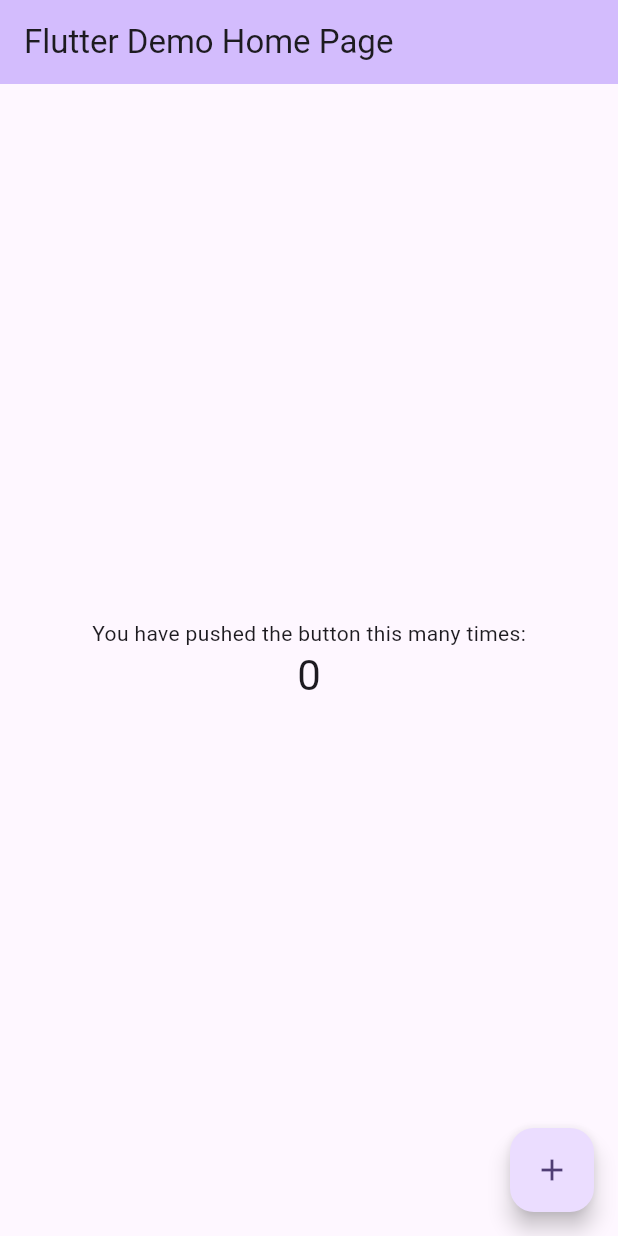
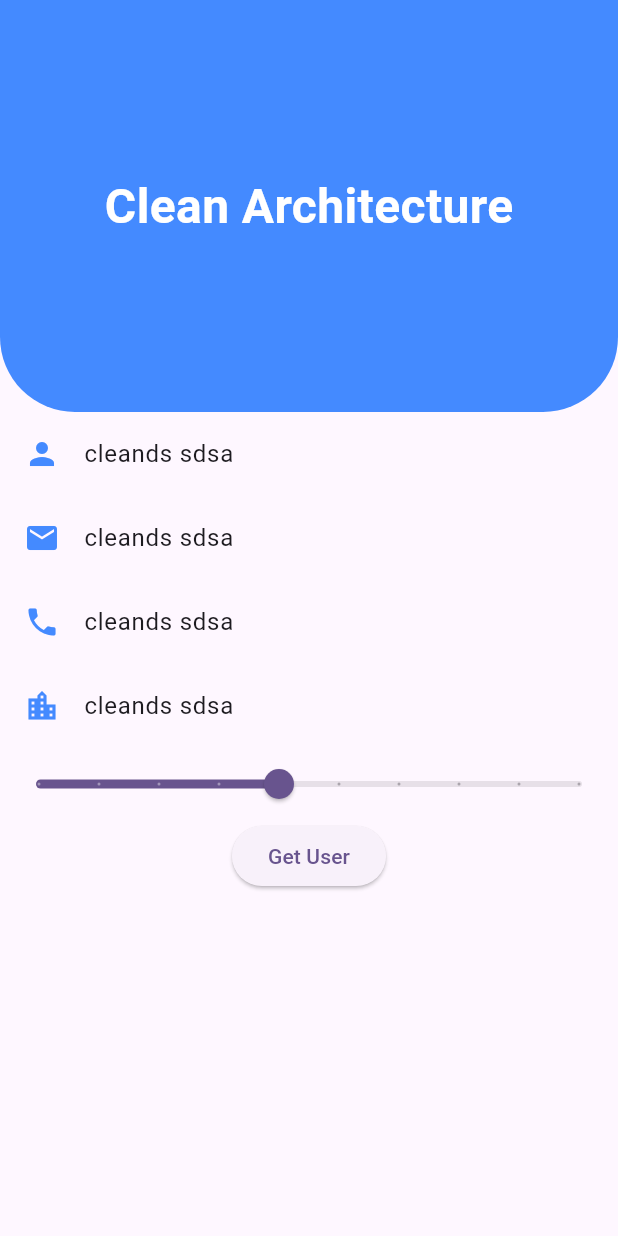
Before and after one commit to ebrahimesmail11/clean_architecture, a Flutter app: the screen it shows after launch, on a phone screen of 412 x 824 dp. Run offline on Flutter 3.47's test engine with Material 3 defaults, Android fonts, the phone set to English and light mode, and no system bars; our stand-ins replace dio, flutter_secure_storage, freezed_annotation, shared_preferences; missing offline and left inert: data_connection_checker_tv.

Commit message:
feat: Implement user feature with clean architecture - Add UserRepoImpl with caching and offline handling. - Add remote and local data sources for user data.

```diff
--- /dev/null
+++ b/lib/features/user/presentation/ui/user_screen.dart
@@ -0,0 +1,21 @@
+import 'package:clean_architecture/features/user/presentation/ui/widgets/custom_search_bar.dart';
+import 'package:clean_architecture/features/user/presentation/ui/widgets/landing_widget.dart';
+import 'package:clean_architecture/features/user/presentation/ui/widgets/user_data_widget.dart';
+import 'package:flutter/material.dart';
+
+class UserScreen extends StatelessWidget {
+  const UserScreen({super.key});
+
+  @override
+  Widget build(BuildContext context) {
+    return  Scaffold(
+      body: ListView(
+        children: [
+          LandingWidget(),
+          UserDataWidget(),
+          CustomSearchBar(),
+        ],
+      ),
+    );
+  }
+}
--- /dev/null
+++ b/lib/features/user/presentation/ui/widgets/custom_search_bar.dart
@@ -0,0 +1,32 @@
+import 'package:clean_architecture/features/user/presentation/ui/widgets/get_user_button.dart';
+import 'package:flutter/material.dart';
+
+class CustomSearchBar extends StatefulWidget {
+  const CustomSearchBar({super.key});
+
+  @override
+  State<CustomSearchBar> createState() => _CustomSearchBarState();
+}
+
+class _CustomSearchBarState extends State<CustomSearchBar> {
+  double id = 5;
+  @override
+  Widget build(BuildContext context) {
+    return Column(
+      children: [
+        Slider(
+          value: id,
+          onChanged: (p0) {
+            id = p0;
+            setState(() {});
+          },
+          min: 1,
+          max: 10,
+          divisions: 9,
+          label: "${id.toInt()}",
+        ),
+        GetUserButton(onPressed: (){}),
+      ],
+    );
+  }
+}
--- /dev/null
+++ b/lib/features/user/presentation/ui/widgets/get_user_button.dart
@@ -0,0 +1,18 @@
+import 'package:flutter/material.dart';
+
+class GetUserButton extends StatelessWidget {
+  const GetUserButton({required this.onPressed, super.key});
+final void Function()? onPressed;
+  @override
+  Widget build(BuildContext context) {
+    return  Padding(
+      padding: const EdgeInsets.symmetric(horizontal: 16.0),
+      child: ElevatedButton(
+        onPressed: onPressed,
+        child: const Text(
+          "Get User",
+        ),
+      ),
+    );
+  }
+}
--- /dev/null
+++ b/lib/features/user/presentation/ui/widgets/landing_widget.dart
@@ -0,0 +1,32 @@
+import 'package:flutter/material.dart';
+
+class LandingWidget extends StatelessWidget {
+  const LandingWidget({super.key});
+
+  @override
+  Widget build(BuildContext context) {
+    final size = MediaQuery.of(context).size;
+    final height = size.height / 3;
+    return Container(
+      width: size.width,
+      height: height,
+      decoration: const BoxDecoration(
+        color: Colors.blueAccent,
+        borderRadius: BorderRadiusDirectional.only(
+          bottomEnd: Radius.circular(50),
+          bottomStart: Radius.circular(50),
+        ),
+      ),
+      child: const Center(
+        child: Text(
+          'Clean Architecture',
+          style: TextStyle(
+            color: Colors.white,
+            fontSize: 32,
+            fontWeight: FontWeight.bold,
+          ),
+        ),
+      ),
+    );
+  }
+}
--- /dev/null
+++ b/lib/features/user/presentation/ui/widgets/user_data_widget.dart
@@ -0,0 +1,33 @@
+import 'package:flutter/material.dart';
+
+class UserDataWidget extends StatelessWidget {
+  const UserDataWidget({super.key});
+
+  @override
+  Widget build(BuildContext context) {
+    return const Column(
+      children: [
+        ListTile(
+          leading: Icon(Icons.person),
+          iconColor: Colors.blueAccent,
+          title: Text('cleands sdsa'),
+        ),
+        ListTile(
+          leading: const Icon(Icons.email),
+          iconColor: Colors.blueAccent,
+          title: Text('cleands sdsa'),
+        ),
+        ListTile(
+          leading: const Icon(Icons.phone),
+          iconColor: Colors.blueAccent,
+          title: Text('cleands sdsa'),
+        ),
+        ListTile(
+         leading: const Icon(Icons.location_city),
+          iconColor: Colors.blueAccent,
+          title: Text('cleands sdsa'),
+        ),
+      ],
+    );
+  }
+}
--- a/lib/main.dart
+++ b/lib/main.dart
@@ -1,125 +1,9 @@
+import 'package:clean_architecture/core/databases/cache/shared_preferences.dart';
+import 'package:clean_architecture/my_app.dart';
 import 'package:flutter/material.dart';
 
-void main() {
+void main()async {
+  WidgetsFlutterBinding.ensureInitialized();
+ await  SharedPref().instantiatePreferences();
   runApp(const MyApp());
 }
-
-class MyApp extends StatelessWidget {
-  const MyApp({super.key});
-
-  // This widget is the root of your application.
-  @override
-  Widget build(BuildContext context) {
-    return MaterialApp(
-      title: 'Flutter Demo',
-      theme: ThemeData(
-        // This is the theme of your application.
-        //
-        // TRY THIS: Try running your application with "flutter run". You'll see
-        // the application has a purple toolbar. Then, without quitting the app,
-        // try changing the seedColor in the colorScheme below to Colors.green
-        // and then invoke "hot reload" (save your changes or press the "hot
-        // reload" button in a Flutter-supported IDE, or press "r" if you used
-        // the command line to start the app).
-        //
-        // Notice that the counter didn't reset back to zero; the application
-        // state is not lost during the reload. To reset the state, use hot
-        // restart instead.
-        //
-        // This works for code too, not just values: Most code changes can be
-        // tested with just a hot reload.
-        colorScheme: ColorScheme.fromSeed(seedColor: Colors.deepPurple),
-        useMaterial3: true,
-      ),
-      home: const MyHomePage(title: 'Flutter Demo Home Page'),
-    );
-  }
-}
-
-class MyHomePage extends StatefulWidget {
-  const MyHomePage({super.key, required this.title});
-
-  // This widget is the home page of your application. It is stateful, meaning
-  // that it has a State object (defined below) that contains fields that affect
-  // how it looks.
-
-  // This class is the configuration for the state. It holds the values (in this
-  // case the title) provided by the parent (in this case the App widget) and
-  // used by the build method of the State. Fields in a Widget subclass are
-  // always marked "final".
-
-  final String title;
-
-  @override
-  State<MyHomePage> createState() => _MyHomePageState();
-}
-
-class _MyHomePageState extends State<MyHomePage> {
-  int _counter = 0;
-
-  void _incrementCounter() {
-    setState(() {
-      // This call to setState tells the Flutter framework that something has
-      // changed in this State, which causes it to rerun the build method below
-      // so that the display can reflect the updated values. If we changed
-      // _counter without calling setState(), then the build method would not be
-      // called again, and so nothing would appear to happen.
-      _counter++;
-    });
-  }
-
-  @override
-  Widget build(BuildContext context) {
-    // This method is rerun every time setState is called, for instance as done
-    // by the _incrementCounter method above.
-    //
-    // The Flutter framework has been optimized to make rerunning build methods
-    // fast, so that you can just rebuild anything that needs updating rather
-    // than having to individually change instances of widgets.
-    return Scaffold(
-      appBar: AppBar(
-        // TRY THIS: Try changing the color here to a specific color (to
-        // Colors.amber, perhaps?) and trigger a hot reload to see the AppBar
-        // change color while the other colors stay the same.
-        backgroundColor: Theme.of(context).colorScheme.inversePrimary,
-        // Here we take the value from the MyHomePage object that was created by
-        // the App.build method, and use it to set our appbar title.
-        title: Text(widget.title),
-      ),
-      body: Center(
-        // Center is a layout widget. It takes a single child and positions it
-        // in the middle of the parent.
-        child: Column(
-          // Column is also a layout widget. It takes a list of children and
-          // arranges them vertically. By default, it sizes itself to fit its
-          // children horizontally, and tries to be as tall as its parent.
-          //
-          // Column has various properties to control how it sizes itself and
-          // how it positions its children. Here we use mainAxisAlignment to
-          // center the children vertically; the main axis here is the vertical
-          // axis because Columns are vertical (the cross axis would be
-          // horizontal).
-          //
-          // TRY THIS: Invoke "debug painting" (choose the "Toggle Debug Paint"
-          // action in the IDE, or press "p" in the console), to see the
-          // wireframe for each widget.
-          mainAxisAlignment: MainAxisAlignment.center,
-          children: <Widget>[
-            const Text(
-              'You have pushed the button this many times:',
-            ),
-            Text(
-              '$_counter',
-              style: Theme.of(context).textTheme.headlineMedium,
-            ),
-          ],
-        ),
-      ),
-      floatingActionButton: FloatingActionButton(
-        onPressed: _incrementCounter,
-        tooltip: 'Increment',
-        child: const Icon(Icons.add),
-      ), // This trailing comma makes auto-formatting nicer for build methods.
-    );
-  }
-}
--- /dev/null
+++ b/lib/my_app.dart
@@ -0,0 +1,20 @@
+import 'package:clean_architecture/features/user/presentation/ui/user_screen.dart';
+import 'package:flutter/material.dart';
+
+class MyApp extends StatelessWidget {
+  const MyApp({super.key});
+
+  // This widget is the root of your application.
+  @override
+  Widget build(BuildContext context) {
+    return MaterialApp(
+      title: 'Clean Architecture',
+      debugShowCheckedModeBanner: false,
+      theme: ThemeData(
+        colorScheme: ColorScheme.fromSeed(seedColor: Colors.deepPurple),
+        useMaterial3: true,
+      ),
+      home:UserScreen(),
+    );
+  }
+}
```
Also changed, not shown: lib/core/databases/cache/shared_preferences.dart (+14 -0 lines), lib/features/user/data/datasources/user_local_data_source.dart (added, +35 -0 lines), lib/features/user/data/datasources/user_remote_data_source.dart (added, +13 -0 lines), lib/features/user/data/repositories/user_repo_impl.dart (added, +42 -0 lines), 1 other file.
